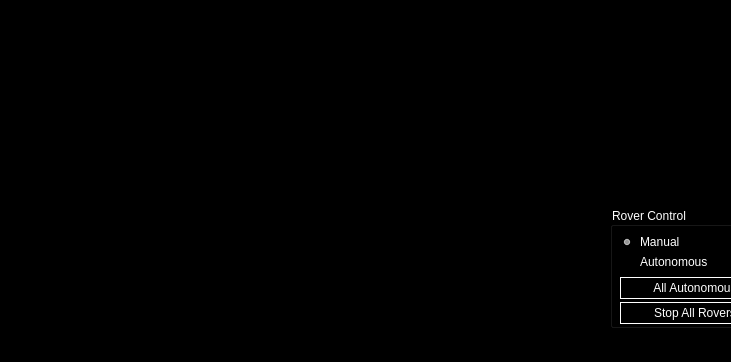
The window that src/rover_gui_plugin.ui (BCLab-UNM/SwarmathonIV-Cabrillo-Public) describes before a commit, drawn with Qt 5; both pictures show x 0 to 731 and y 363 to 725 of the 1024 by 725 pixel window.
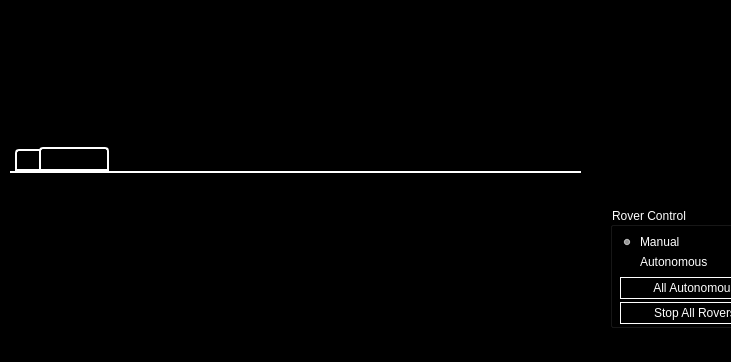
The same window after the commit. The open tabs and pages were chosen to show the change. Icons and pictures are not drawn. Custom widgets are drawn as their Qt base class.

Commit message: Diagnostic package added and GPS check implemented. Added a new package for disgnostics. The diagnostics package reports information about the health of the swarmie system to the /diagsLog topic. The GUI reads that topic and displays information in a new log window. A test to see whether the GPS is connected is implemented in the diagnostics package. This test requires libusb-dev.

The edit to the form file:
```diff
--- a/src/rover_gui_plugin.ui
+++ b/src/rover_gui_plugin.ui
@@ -2126,6 +2126,104 @@
     <string>&lt;html&gt;&lt;head/&gt;&lt;body&gt;&lt;p&gt;&lt;span style=&quot; color:#ffffff;&quot;&gt;Not Connected&lt;/span&gt;&lt;/p&gt;&lt;/body&gt;&lt;/html&gt;</string>
    </property>
   </widget>
+  <widget class="BWTabWidget" name="log_tab">
+   <property name="geometry">
+    <rect>
+     <x>10</x>
+     <y>510</y>
+     <width>571</width>
+     <height>211</height>
+    </rect>
+   </property>
+   <property name="styleSheet">
+    <string notr="true">QTabWidget::pane { /* The tab widget frame */
+    border-top: 2px solid #FFFFFF;
+}
+
+QTabWidget::tab-bar {
+    left: 5px; /* move to the right by 5px */
+}
+
+/* Style the tab using the tab sub-control. Note that
+    it reads QTabBar _not_ QTabWidget */
+QTabBar::tab {
+    background: #000000;
+    border: 2px solid #FFFFFF;
+    border-bottom-color: #FFFFFF; /* same as the pane color */
+    border-top-left-radius: 4px;
+    border-top-right-radius: 4px;
+    min-width: 8ex;
+    padding: 2px;
+}
+
+QTabBar::tab:selected, QTabBar::tab:hover {
+    background:  #000000;
+}
+
+QTabBar::tab:selected {
+    background: #000000;
+    border-color: #FFFFFF;
+    border-bottom-color: #FFFFFF; /* same as pane color */
+}
+
+QTabBar::tab:!selected {
+    margin-top: 2px; /* make non-selected tabs look smaller */
+}
+
+/* make use of negative margins for overlapping tabs */
+QTabBar::tab:selected {
+    /* expand/overlap to the left and right by 4px */
+    margin-left: -4px;
+    margin-right: -4px;
+}
+
+QTabBar::tab:first:selected {
+    margin-left: 0; /* the first selected tab has nothing to overlap with on the left */
+}
+
+QTabBar::tab:last:selected {
+    margin-right: 0; /* the last selected tab has nothing to overlap with on the right */
+}
+
+QTabBar::tab:only-one {
+    margin: 0; /* if there is only one tab, we don't want overlapping margins */
+}
+</string>
+   </property>
+   <property name="currentIndex">
+    <number>1</number>
+   </property>
+   <widget class="QWidget" name="info_log_tab">
+    <attribute name="title">
+     <string>Info</string>
+    </attribute>
+    <widget class="QTextBrowser" name="info_log">
+     <property name="geometry">
+      <rect>
+       <x>0</x>
+       <y>0</y>
+       <width>561</width>
+       <height>171</height>
+      </rect>
+     </property>
+    </widget>
+   </widget>
+   <widget class="QWidget" name="diag_log_tab">
+    <attribute name="title">
+     <string>Diagnostics</string>
+    </attribute>
+    <widget class="QTextBrowser" name="diag_log">
+     <property name="geometry">
+      <rect>
+       <x>0</x>
+       <y>0</y>
+       <width>561</width>
+       <height>171</height>
+      </rect>
+     </property>
+    </widget>
+   </widget>
+  </widget>
  </widget>
  <layoutdefault spacing="6" margin="11"/>
  <customwidgets>
```
Left out of the diff: 12 changed lines with no effect on the pictures. The commit also changes 2 other files.
